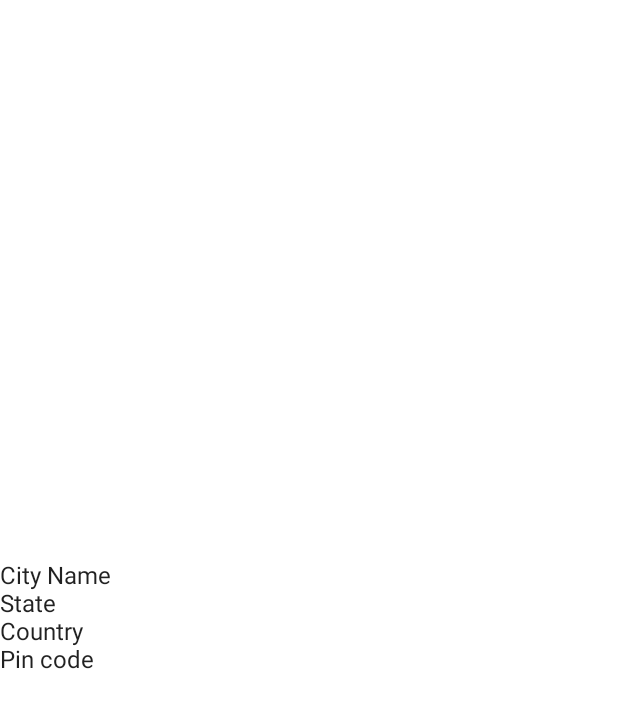
After one commit to mansik15/JetpackComposeBasicApplication, an Android app built with Jetpack Compose: the DetailActivity screen opened directly, with no data from a screen before it, on a phone screen of 412 x 824 dp. The commit adds this screen. Shown: the top 708 px of the screen. Run offline under Robolectric (Android 15) with nearby library versions, the phone set to English and light mode, and no system bars.

Commit message:
Added new detail screen State listing UI changes Added navigation dependency

```diff
--- a/app/build.gradle
+++ b/app/build.gradle
@@ -62,4 +62,7 @@ dependencies {
     androidTestImplementation 'androidx.test.espresso:espresso-core:3.4.0'
     androidTestImplementation "androidx.compose.ui:ui-test-junit4:$compose_version"
     debugImplementation "androidx.compose.ui:ui-tooling:$compose_version"
+
+    def nav_version = "2.4.1"
+    implementation("androidx.navigation:navigation-compose:$nav_version")
 }
--- a/app/src/main/AndroidManifest.xml
+++ b/app/src/main/AndroidManifest.xml
@@ -20,6 +20,7 @@
                 <category android:name="android.intent.category.LAUNCHER" />
             </intent-filter>
         </activity>
+        <activity android:name=".DetailActivity"/>
     </application>
 
 </manifest>
--- /dev/null
+++ b/app/src/main/java/com/app/composeapplication/DetailActivity.kt
@@ -0,0 +1,43 @@
+package com.app.composeapplication
+
+import android.os.Bundle
+import androidx.activity.ComponentActivity
+import androidx.activity.compose.setContent
+import androidx.compose.foundation.layout.Arrangement
+import androidx.compose.foundation.layout.Column
+import androidx.compose.foundation.layout.fillMaxSize
+import androidx.compose.material.Surface
+import androidx.compose.material.Text
+import androidx.compose.runtime.Composable
+import androidx.compose.ui.Alignment
+import androidx.compose.ui.Modifier
+import com.app.composeapplication.ui.theme.ComposeApplicationTheme
+
+class DetailActivity : ComponentActivity() {
+    override fun onCreate(savedInstanceState: Bundle?) {
+        super.onCreate(savedInstanceState)
+        setContent {
+            ComposeApplicationTheme {
+                CityDetails()
+            }
+        }
+    }
+}
+
+@Composable
+private fun CityDetails(){
+
+    Surface {
+        Column(
+            modifier = Modifier.fillMaxSize(),
+            verticalArrangement = Arrangement.Center,
+            horizontalAlignment = Alignment.Start
+        ) {
+            Text("City Name")
+            Text("State")
+            Text("Country")
+            Text("Pin code")
+        }
+    }
+
+}
```
Also changed, not shown: app/src/main/java/com/app/composeapplication/MainActivity.kt (+55 -25 lines).
